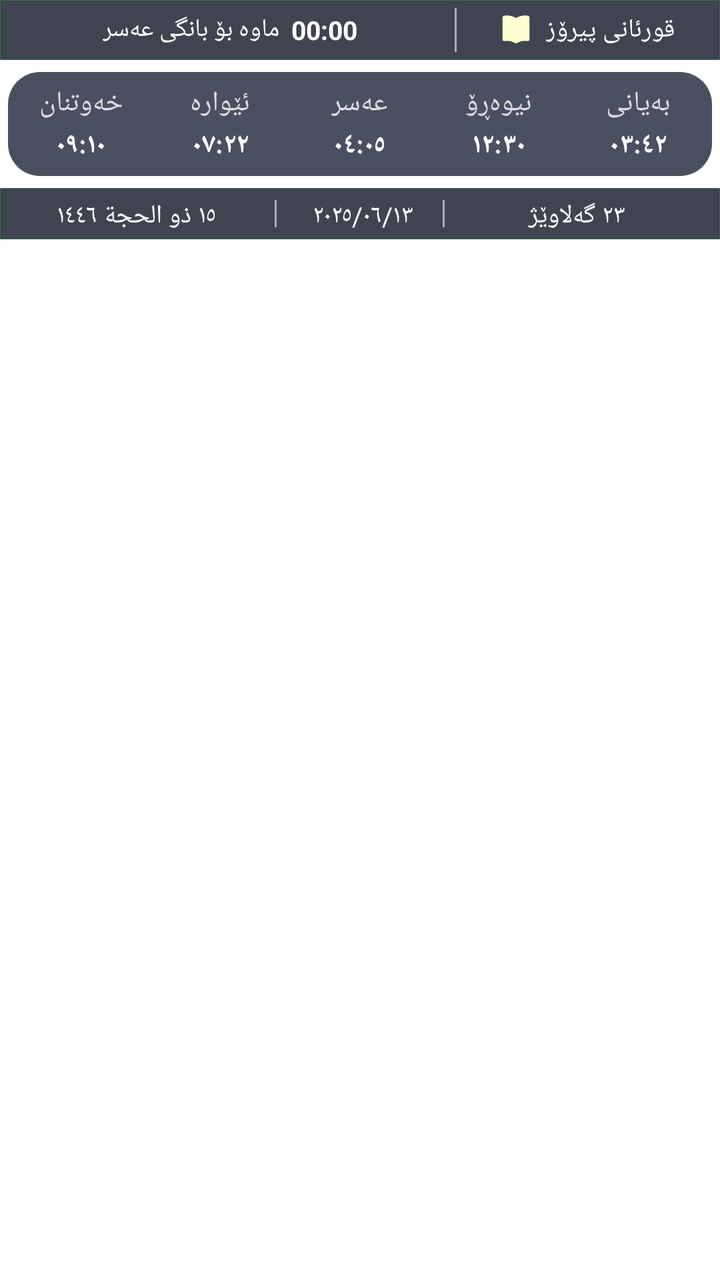
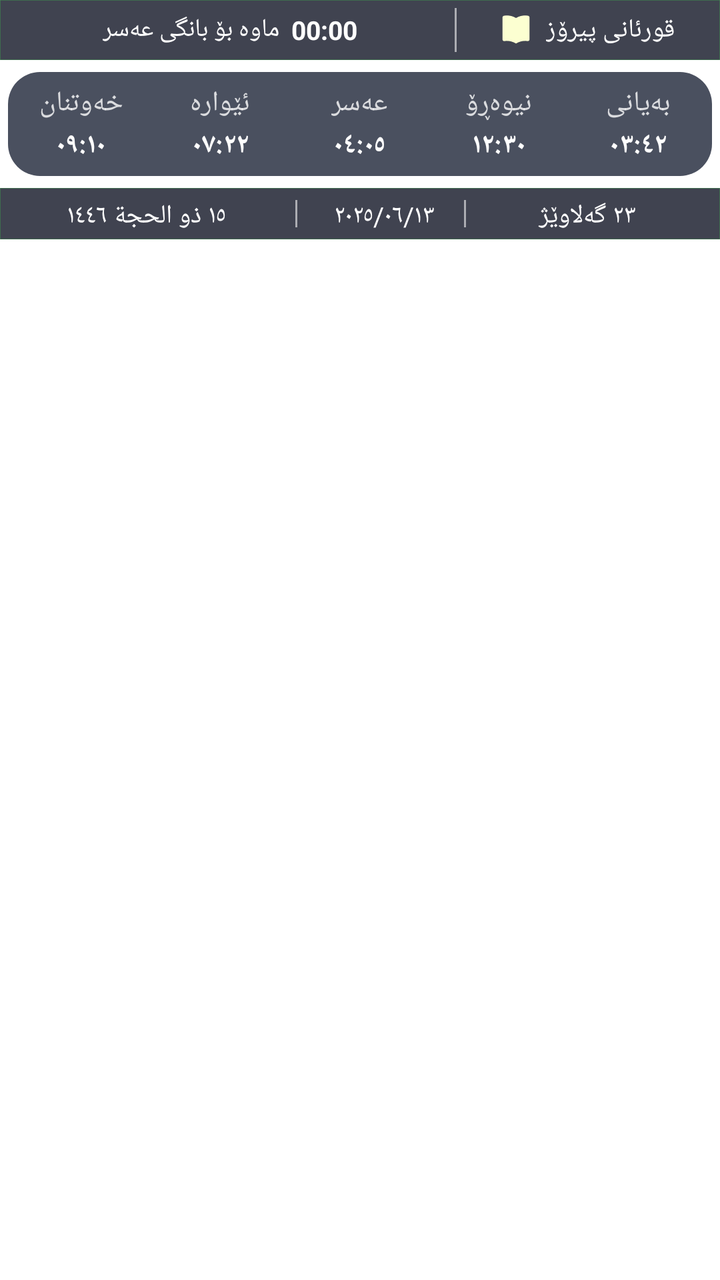

Before-and-after screenshots of an Android layout around one commit, followed by the original layout XML and the change that was made.
<!-- AndroidManifest.xml: fallback theme Theme.MaterialComponents.DayNight.NoActionBar -->
<!-- res/layout/prayer_widget_layout.xml -->
<?xml version="1.0" encoding="utf-8"?>
<LinearLayout xmlns:android="http://schemas.android.com/apk/res/android"
    android:layout_width="match_parent"
    android:layout_height="wrap_content"
    android:orientation="vertical"
    android:background="@drawable/widget_bg"
    android:padding="0dp">


    
    <LinearLayout
        android:layout_width="match_parent"
        android:layout_height="wrap_content"
        android:orientation="horizontal"
        android:background="@drawable/widget_card_bg"
        android:paddingTop="2dp"
        android:paddingBottom="2dp"
        android:paddingStart="2dp"
        android:paddingEnd="2.5dp"
        android:layout_marginTop="0dp"
        android:layout_marginBottom="3dp"
        android:layout_marginStart="0dp"
        android:layout_marginEnd="0dp"
        android:layoutDirection="rtl">

        
        <LinearLayout
            android:id="@+id/btn_quran"
            android:layout_width="0dp"
            android:layout_weight="1.10"
            android:layout_height="wrap_content"
            android:orientation="horizontal"
            android:gravity="center"
            android:padding="4dp"
            android:clickable="true">

            <TextView
                android:layout_width="wrap_content"
                android:layout_height="wrap_content"
                android:text="قورئانی پیرۆز"
                android:textColor="#FFFFFF"
                android:textSize="13sp"
                android:gravity="center"
                android:layout_marginEnd="6dp" />

            <ImageView
                android:layout_width="18dp"
                android:layout_height="18dp"
                android:src="@drawable/ic_quran_book" />

        </LinearLayout>

        
        <TextView
            android:layout_width="0.9dp"
            android:layout_height="match_parent"
            android:background="#90FFFFFF"
            android:layout_marginTop="2dp"
            android:layout_marginBottom="2dp" />

        
        <LinearLayout
            android:layout_width="0dp"
            android:layout_weight="1.90"
            android:layout_height="wrap_content"
            android:orientation="horizontal"
            android:gravity="center"
            android:padding="4dp">

            <Chronometer
                android:id="@+id/countdown_timer"
                android:layout_width="wrap_content"
                android:layout_height="wrap_content"
                android:textColor="#FFFFFF"
                android:textSize="13sp"
                android:textStyle="bold"
                android:layout_marginEnd="6dp" />

            <TextView
                android:id="@+id/txt_countdown_label"
                android:layout_width="wrap_content"
                android:layout_height="wrap_content"
                android:text="ماوە بۆ بانگی عەسر"
                android:textColor="#FFFFFF"
                android:textSize="12.5sp"
                android:gravity="center" />

        </LinearLayout>

    </LinearLayout>


    
    
    <LinearLayout
        android:id="@+id/arch_section"
        android:layout_width="match_parent"
        android:layout_height="wrap_content"
        android:minHeight="52dp"
        android:orientation="horizontal"
        android:background="@drawable/widget_arch_bg"
        android:paddingTop="3dp"
        android:paddingBottom="3dp"
        android:paddingStart="2dp"
        android:paddingEnd="2dp"
        android:layout_marginTop="3dp"
        android:layout_marginBottom="3dp"
        android:layout_marginStart="4dp"
        android:layout_marginEnd="4dp"
        android:layoutDirection="ltr"
        android:gravity="center_vertical">

        
        <LinearLayout
            android:id="@+id/slot_isha"
            android:layout_width="0dp"
            android:layout_height="match_parent"
            android:layout_weight="1"
            android:orientation="vertical"
            android:gravity="center"
            android:paddingTop="3dp"
            android:paddingBottom="3dp">
            <TextView
                android:id="@+id/lbl_isha"
                android:layout_width="wrap_content"
                android:layout_height="wrap_content"
                android:text="خەوتنان"
                android:textColor="#CCFFFFFF"
                android:textSize="14sp"
                android:gravity="center"
                android:maxLines="1"
                android:ellipsize="none" />
            <TextView
                android:id="@+id/time_isha"
                android:layout_width="wrap_content"
                android:layout_height="wrap_content"
                android:text="٠٩:١٠"
                android:textColor="#FFFFFF"
                android:textSize="14sp"
                android:textStyle="bold"
                android:gravity="center"
                android:layout_marginTop="2dp" />
        </LinearLayout>

        
        <LinearLayout
            android:id="@+id/slot_maghrib"
            android:layout_width="0dp"
            android:layout_height="match_parent"
            android:layout_weight="1"
            android:orientation="vertical"
            android:gravity="center"
            android:paddingTop="3dp"
            android:paddingBottom="3dp">
            <TextView
                android:id="@+id/lbl_maghrib"
                android:layout_width="wrap_content"
                android:layout_height="wrap_content"
                android:text="ئێوارە"
                android:textColor="#CCFFFFFF"
                android:textSize="14sp"
                android:gravity="center"
                android:maxLines="1"
                android:ellipsize="none" />
            <TextView
                android:id="@+id/time_maghrib"
                android:layout_width="wrap_content"
                android:layout_height="wrap_content"
                android:text="٠٧:٢٢"
                android:textColor="#FFFFFF"
                android:textSize="14sp"
                android:textStyle="bold"
                android:gravity="center"
                android:layout_marginTop="2dp" />
        </LinearLayout>

        
        <LinearLayout
            android:id="@+id/slot_asr"
            android:layout_width="0dp"
            android:layout_height="match_parent"
            android:layout_weight="1"
            android:orientation="vertical"
            android:gravity="center"
            android:paddingTop="3dp"
            android:paddingBottom="3dp">
            <TextView
                android:id="@+id/lbl_asr"
                android:layout_width="wrap_content"
                android:layout_height="wrap_content"
                android:text="عەسر"
                android:textColor="#CCFFFFFF"
                android:textSize="14sp"
                android:gravity="center"
                android:maxLines="1"
                android:ellipsize="none" />
            <TextView
                android:id="@+id/time_asr"
                android:layout_width="wrap_content"
                android:layout_height="wrap_content"
                android:text="٠٤:٠٥"
                android:textColor="#FFFFFF"
                android:textSize="14sp"
                android:textStyle="bold"
                android:gravity="center"
                android:layout_marginTop="2dp" />
        </LinearLayout>

        
        <LinearLayout
            android:id="@+id/slot_dhuhr"
            android:layout_width="0dp"
            android:layout_height="match_parent"
            android:layout_weight="1"
            android:orientation="vertical"
            android:gravity="center"
            android:paddingTop="3dp"
            android:paddingBottom="3dp">
            <TextView
                android:id="@+id/lbl_dhuhr"
                android:layout_width="wrap_content"
                android:layout_height="wrap_content"
                android:text="نیوەڕۆ"
                android:textColor="#CCFFFFFF"
                android:textSize="14sp"
                android:gravity="center"
                android:maxLines="1"
                android:ellipsize="none" />
            <TextView
                android:id="@+id/time_dhuhr"
                android:layout_width="wrap_content"
                android:layout_height="wrap_content"
                android:text="١٢:٣٠"
                android:textColor="#FFFFFF"
                android:textSize="14sp"
                android:textStyle="bold"
                android:gravity="center"
                android:layout_marginTop="2dp" />
        </LinearLayout>

        
        <LinearLayout
            android:id="@+id/slot_fajr"
            android:layout_width="0dp"
            android:layout_height="match_parent"
            android:layout_weight="1"
            android:orientation="vertical"
            android:gravity="center"
            android:paddingTop="3dp"
            android:paddingBottom="3dp">
            <TextView
                android:id="@+id/lbl_fajr"
                android:layout_width="wrap_content"
                android:layout_height="wrap_content"
                android:text="بەیانی"
                android:textColor="#CCFFFFFF"
                android:textSize="14sp"
                android:gravity="center"
                android:maxLines="1"
                android:ellipsize="none" />
            <TextView
                android:id="@+id/time_fajr"
                android:layout_width="wrap_content"
                android:layout_height="wrap_content"
                android:text="٠٣:٤٢"
                android:textColor="#FFFFFF"
                android:textSize="14sp"
                android:textStyle="bold"
                android:gravity="center"
                android:layout_marginTop="2dp" />
        </LinearLayout>
        
    </LinearLayout>


    
    
    <LinearLayout
        android:layout_width="match_parent"
        android:layout_height="wrap_content"
        android:orientation="horizontal"
        android:background="@drawable/widget_card_bg"
        android:paddingTop="4dp"
        android:paddingBottom="4dp"
        android:paddingStart="2dp"
        android:paddingEnd="2dp"
        android:layout_marginTop="3dp"
        android:layout_marginBottom="0dp"
        android:layout_marginStart="0dp"
        android:layout_marginEnd="0dp">

        <TextView
            android:id="@+id/txt_hijri"
            android:layout_width="0dp"
            android:layout_height="wrap_content"
            android:layout_weight="1.30"
            android:text=" ١٥ ذو الحجة ١٤٤٦"
            android:textColor="#FFFFFF"
            android:textSize="13sp"
            android:gravity="center"
            android:maxLines="2"
            android:ellipsize="none" />

        <TextView
            android:layout_width="0.9dp"
            android:layout_height="match_parent"
            android:background="#90FFFFFF"
            android:layout_marginTop="2dp"
            android:layout_marginBottom="2dp" />

        <TextView
            android:id="@+id/txt_gregorian"
            android:layout_width="0dp"
            android:layout_height="wrap_content"
            android:layout_weight="0.80"
            android:text=" ٢٠٢٥/٠٦/١٣"
            android:textColor="#FFFFFF"
            android:textSize="13sp"
            android:gravity="center"
            android:maxLines="2"
            android:ellipsize="none" />

        <TextView
            android:layout_width="0.9dp"
            android:layout_height="match_parent"
            android:background="#90FFFFFF"
            android:layout_marginTop="2dp"
            android:layout_marginBottom="2dp" />

        <TextView
            android:id="@+id/txt_kurdish"
            android:layout_width="0dp"
            android:layout_height="wrap_content"
            android:layout_weight="1.30"
            android:text=" ٢٣ گەلاوێژ"
            android:textColor="#FFFFFF"
            android:textSize="13sp"
            android:gravity="center"
            android:maxLines="2"
            android:ellipsize="none" />

    </LinearLayout>


</LinearLayout>
<!-- resources referenced by this layout -->
<resources>
  <!-- drawable ic_quran_book (drawable) -->
  <?xml version="1.0" encoding="utf-8"?>
  <vector xmlns:android="http://schemas.android.com/apk/res/android"
      android:width="24dp"
      android:height="24dp"
      android:viewportWidth="24"
      android:viewportHeight="24"
      android:tint="#FFFCFFD1">
  
      
      <path
          android:fillColor="@android:color/white"
          android:pathData="M12,4 C9.5,2.5 6.5,2 4,2.5 C3.4,2.6 3,3.1 3,3.7 L3,18.3 C3,19 3.6,19.5 4.3,19.4 C6.6,19 9.4,19.5 11.6,20.8 C11.85,20.95 12,21 12,21 Z" />
  
      
      <path
          android:fillColor="@android:color/white"
          android:pathData="M12,4 C14.5,2.5 17.5,2 20,2.5 C20.6,2.6 21,3.1 21,3.7 L21,18.3 C21,19 20.4,19.5 19.7,19.4 C17.4,19 14.6,19.5 12.4,20.8 C12.15,20.95 12,21 12,21 Z" />
  
      
      <path
          android:fillColor="@android:color/white"
          android:pathData="M11.5,4.3 L12.5,4.3 L12.5,20.5 L11.5,20.5 Z" />
  
  </vector>
  <!-- drawable widget_arch_bg (drawable) -->
  <?xml version="1.0" encoding="utf-8"?>
  <shape xmlns:android="http://schemas.android.com/apk/res/android"
      android:shape="rectangle">
      <gradient
      android:startColor="#C00F172A"
      android:endColor="#C00F172A"
      android:angle="270" />
      <corners
          android:topLeftRadius="16dp"
          android:topRightRadius="16dp"
          android:bottomLeftRadius="16dp"
          android:bottomRightRadius="16dp" />
  </shape>
  <!-- drawable widget_bg (drawable) -->
  <?xml version="1.0" encoding="utf-8"?>
  <shape xmlns:android="http://schemas.android.com/apk/res/android"
      android:shape="rectangle">
      <solid android:color="#00ddffce" />
      <corners
          android:topLeftRadius="0dp"
          android:topRightRadius="0dp"
          android:bottomLeftRadius="0dp"
          android:bottomRightRadius="0dp" />
      <stroke android:width="0dp" android:color="#CC1F4530" />
  </shape>
  <!-- drawable widget_card_bg (drawable) -->
  <?xml version="1.0" encoding="utf-8"?>
  <shape xmlns:android="http://schemas.android.com/apk/res/android"
      android:shape="rectangle">
      <solid android:color="#C0020617
      " />
      <corners
          android:topLeftRadius="0dp"
          android:topRightRadius="0dp"
          android:bottomLeftRadius="0dp"
          android:bottomRightRadius="0dp" />
      <stroke android:width="0.1dp" android:color="#C0215B33" />
  </shape>
</resources>

<!-- the commit's change to res/layout/prayer_widget_layout.xml (unified diff, before → after) -->
@@ -293,7 +293,7 @@
             android:id="@+id/txt_hijri"
             android:layout_width="0dp"
             android:layout_height="wrap_content"
-            android:layout_weight="1.30"
+            android:layout_weight="1.40"
             android:text=" ١٥ ذو الحجة ١٤٤٦"
             android:textColor="#FFFFFF"
             android:textSize="13sp"
@@ -331,7 +331,7 @@
             android:id="@+id/txt_kurdish"
             android:layout_width="0dp"
             android:layout_height="wrap_content"
-            android:layout_weight="1.30"
+            android:layout_weight="1.20"
             android:text=" ٢٣ گەلاوێژ"
             android:textColor="#FFFFFF"
             android:textSize="13sp"
